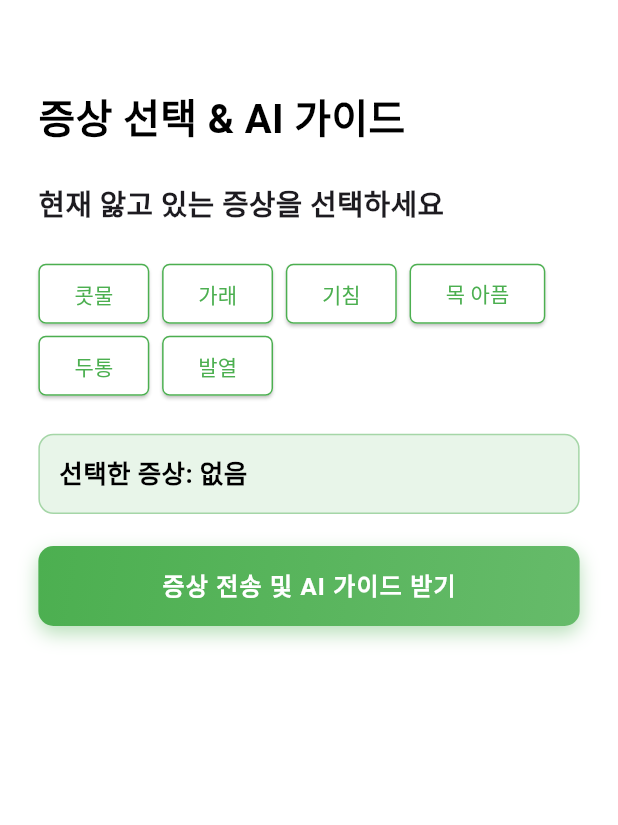
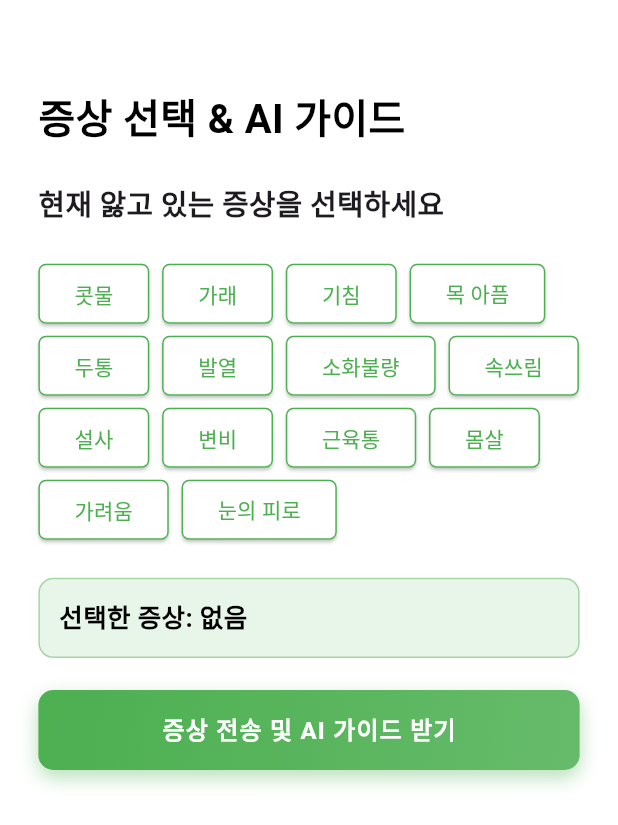
Before and after one commit to capsuletone/Frontend, a Flutter app: the RecommendedScreen screen opened directly, on a phone screen of 412 x 824 dp. Shown: the top 825 px of the screen. Run offline on Flutter 3.47's test engine with Material 3 defaults, Android fonts, the phone set to English and light mode, and no system bars; our stand-ins replace firebase_auth, firebase_core, flutter_local_notifications, font_awesome_flutter, go_router, image_picker and 4 more; missing offline and left inert: xml2json; accounts and stored records are empty; Roboto replaces fonts that are missing (Pretendard).

Commit message:
추천페이지 증상 추가

```diff
--- a/lib/screens/recommended_screen.dart
+++ b/lib/screens/recommended_screen.dart
@@ -16,7 +16,7 @@ class RecommendedScreen extends StatefulWidget {
 }
 
 class _RecommendedScreenState extends State<RecommendedScreen> {
-  final List<String> _symptoms = ['콧물', '가래', '기침', '목 아픔', '두통', '발열'];
+  final List<String> _symptoms = ['콧물', '가래', '기침', '목 아픔', '두통', '발열', '소화불량', '속쓰림', '설사', '변비', '근육통', '몸살', '가려움', '눈의 피로'];
   final List<String> _selectedSymptoms = [];
   bool _isLoading = false;
   String _errorMessage = '';
--- a/pubspec.yaml
+++ b/pubspec.yaml
@@ -54,8 +54,8 @@ dependencies:
   table_calendar: ^3.1.3
   provider: ^6.1.5
 
-  # 2025 - 05 - 13 알림 설정을 위해 추가
-  flutter_local_notifications: ^16.3.3
+  # 2025 - 05 - 13 알림 설정을 위해 추가 / 2025 - 05 - 09 안드로이드 에뮬에서 실행 안되는 문제가 있어 17.2.1로 버전 변경
+  flutter_local_notifications: ^17.2.1
   timezone: ^0.9.2
   permission_handler: ^11.0.1
   android_intent_plus: ^4.0.2
```
Also changed, not shown: pubspec.lock, 4 other files.
